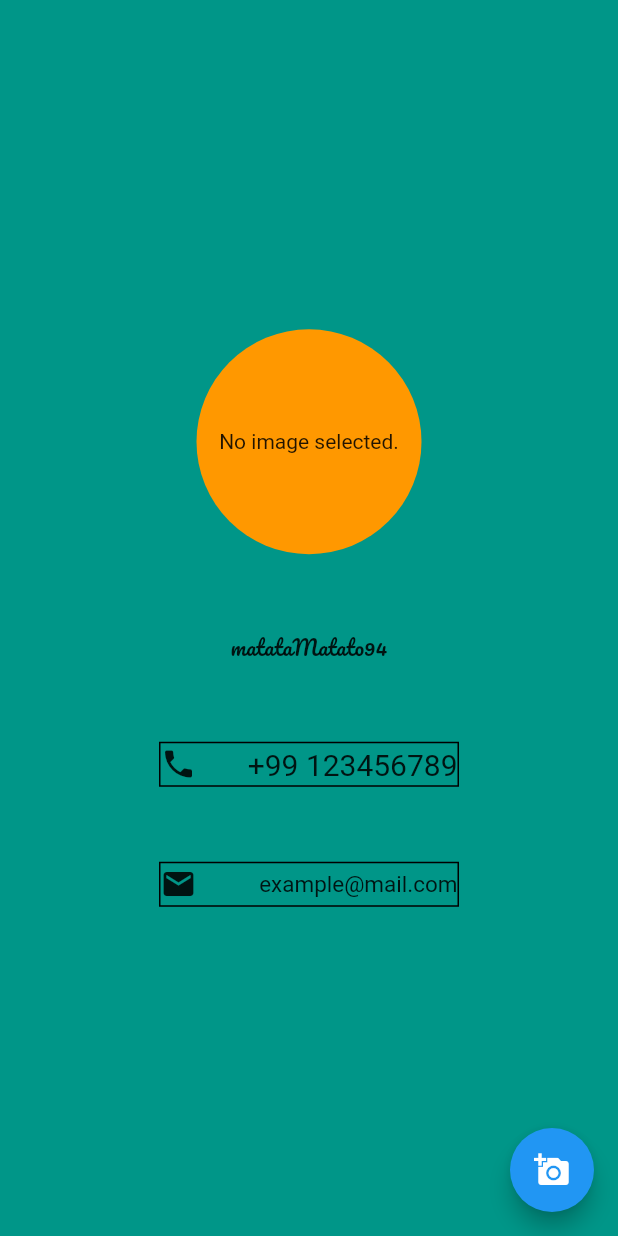
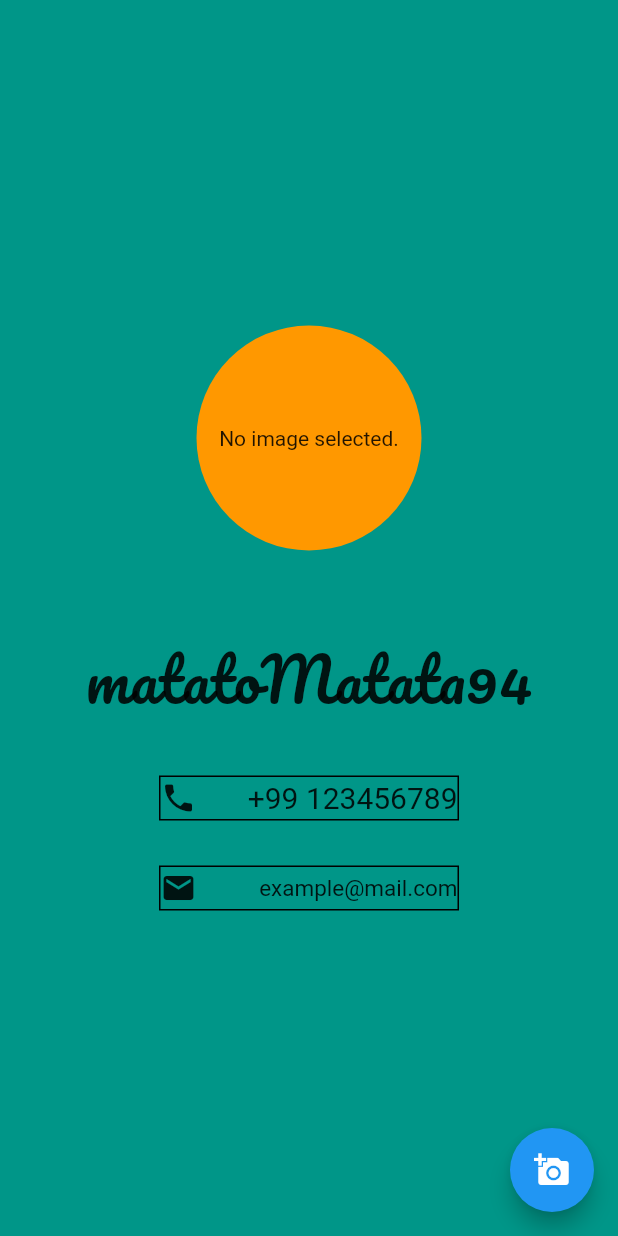
Before and after one commit to matatoMatata94/businesscard, a Flutter app: the screen it shows after launch, on a phone screen of 412 x 824 dp. Run offline on Flutter 3.47's test engine with Material 2 defaults, Android fonts, the phone set to English and light mode, and no system bars; our stand-ins replace image_picker.

Commit message:
Updated UI, sprinkled some finishing

```diff
--- a/lib/showCard.dart
+++ b/lib/showCard.dart
@@ -39,13 +39,14 @@ class _BusinessCardState extends State<BusinessCard> {
                   Container(height: 50),
                   Container(
                     child: Text(
-                      'matataMatato94',
+                      'matatoMatata94',
                       style: TextStyle(
                         fontFamily: 'Pacifico',
+                        fontSize: 40,
                       ),
                     ),
                   ),
-                  Container(height: 50),
+                  Container(height: 30),
                   Container(
                     height: 30,
                     width: 200,
@@ -63,7 +64,7 @@ class _BusinessCardState extends State<BusinessCard> {
                       ],
                     ),
                   ),
-                  Container(height: 50),
+                  Container(height: 30),
                   Container(
                     height: 30,
                     width: 200,
```
